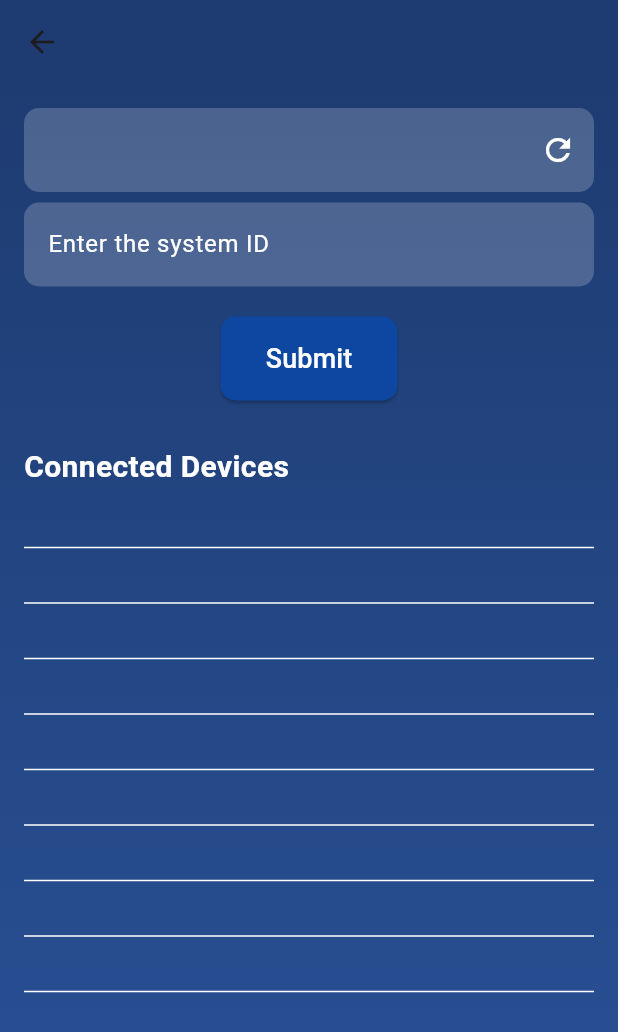
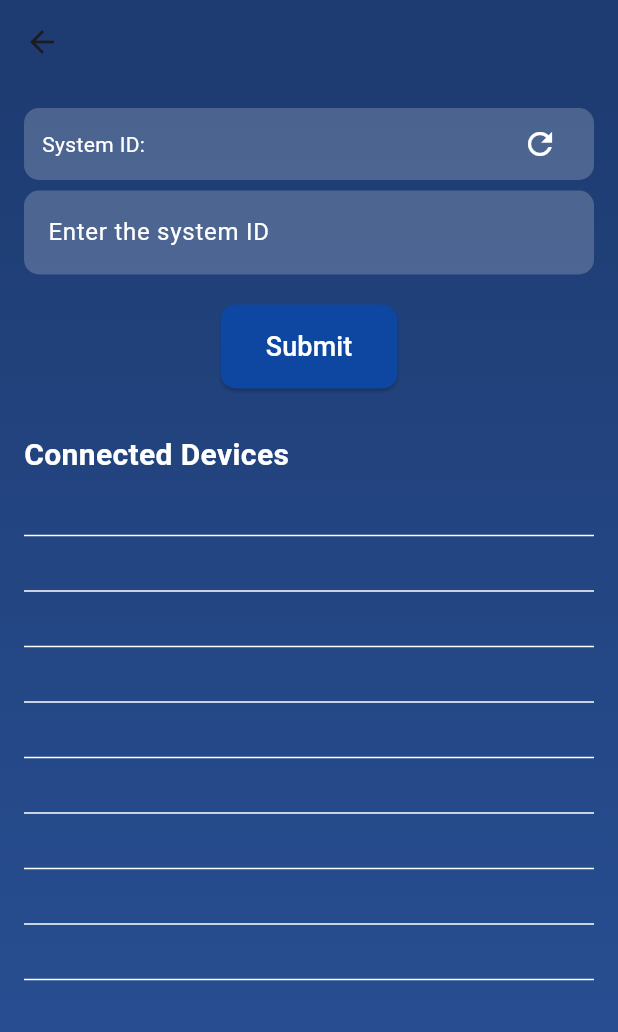
Before and after one commit to akhi0216/cyberscan_parent_ui, a Flutter app: the HomePageTwo screen opened directly, on a phone screen of 412 x 824 dp. Shown: the top 1032 px of the screen. Run offline on Flutter 3.47's test engine with Material 3 defaults, Android fonts, the phone set to English and light mode, and no system bars; network calls fail.

Commit message:
id genertation

```diff
--- a/lib/prsentation/home_page_two/home_page_two.dart
+++ b/lib/prsentation/home_page_two/home_page_two.dart
@@ -74,35 +74,37 @@ class _HomePageTwoState extends State<HomePageTwo> {
                   Row(
                     children: [
                       Expanded(
-                        child: TextFormField(
-                          controller: systemidcontroller,
-                          // readOnly: true,
-
-                          decoration: InputDecoration(
-                              filled: true,
-                              fillColor: Colors.white.withOpacity(0.2),
-                              border: OutlineInputBorder(
+                        child: Container(
+                          padding: EdgeInsets.symmetric(horizontal: 12),
+                          decoration: BoxDecoration(
+                            color: Colors.white.withOpacity(0.2),
                             borderRadius: BorderRadius.circular(10),
-                                borderSide: BorderSide.none,
                           ),
-                              suffixIcon: IconButton(
+                          child: Row(
+                            children: [
+                              Expanded(
+                                child: Text(
+                                  'System ID: ${systemidcontroller.text}',
+                                  style: TextStyle(color: Colors.white),
+                                ),
+                              ),
+                              IconButton(
                                 onPressed: () async {
                                   String response = await insertsystemid();
+                                  setState(() {
                                     systemidcontroller.text = response;
+                                  });
                                 },
                                 icon: Icon(
                                   Icons.refresh,
                                   color: Colors.white,
-                                  ))),
-                          style: TextStyle(color: Colors.white),
+                                ),
+                              ),
+                            ],
+                          ),
                         ),
                       ),
                       SizedBox(height: 10),
-                      // Icon(
-                      //   Icons.refresh_outlined,
-                      //   color: Colors.white,
-                      //   size: 30,
-                      // )
                     ],
                   ),
                   SizedBox(
@@ -167,72 +169,6 @@ class _HomePageTwoState extends State<HomePageTwo> {
                             color: Colors.white,
                           ),
                       itemCount: 10)
-                  // SizedBox(
-                  //   height: 230,
-                  //   child: ListView.separated(
-                  //     shrinkWrap: true,
-                  //     scrollDirection: Axis.horizontal,
-                  //     itemBuilder: (context, index) {
-                  //       return Container(
-                  //         height: 200,
-                  //         width: 200,
-                  //         decoration: BoxDecoration(
-                  //           borderRadius: BorderRadius.all(Radius.circular(10)),
-                  //           border: Border.all(color: Colors.white, width: 3),
-                  //           color: Colors.blue.shade700.withOpacity(0.5),
-                  //           boxShadow: [
-                  //             BoxShadow(
-                  //               color: Colors.black.withOpacity(0.3),
-                  //               spreadRadius: 3,
-                  //               blurRadius: 5,
-                  //               offset: Offset(0, 3),
-                  //             ),
-                  //           ],
-                  //         ),
-                  //         child: Center(
-                  //           child: Text(
-                  //             "Device ${index + 1}",
-                  //             style: TextStyle(
-                  //               fontWeight: FontWeight.bold,
-                  //               color: Colors.white,
-                  //               fontSize: 18,
-                  //             ),
-                  //           ),
-                  //         ),
-                  //       );
-                  //     },
-                  //     separatorBuilder: (context, index) => SizedBox(
-                  //       width: 15,
-                  //     ),
-                  //     itemCount: 10,
-                  //   ),
-                  // ),
-
-                  // --------------------------------------grid view=====================
-                  // Expanded(
-                  //   child: GridView.builder(
-                  //     shrinkWrap: true,
-                  //     gridDelegate: SliverGridDelegateWithFixedCrossAxisCount(
-                  //         crossAxisCount: 2,
-                  //         crossAxisSpacing: 12,
-                  //         mainAxisSpacing: 50,
-                  //         mainAxisExtent: 150),
-                  //     itemBuilder: (context, index) {
-                  //       return Container(
-                  //         decoration: BoxDecoration(
-                  //             // color: Colors.white,
-                  //             color: const Color.fromARGB(255, 209, 217, 231),
-                  //             border:
-                  //                 Border.all(color: Colors.blueGrey, width: 5),
-                  //             borderRadius: BorderRadius.all(Radius.circular(5))),
-                  //         child: Center(
-                  //           child: Text("poco x3"),
-                  //         ),
-                  //       );
-                  //     },
-                  //   ),
-                  // ),
-                  // =================================================gggrid view end=======================================
                 ],
               ),
             ),
```
Lines whose indentation alone changed are shown as unchanged.
